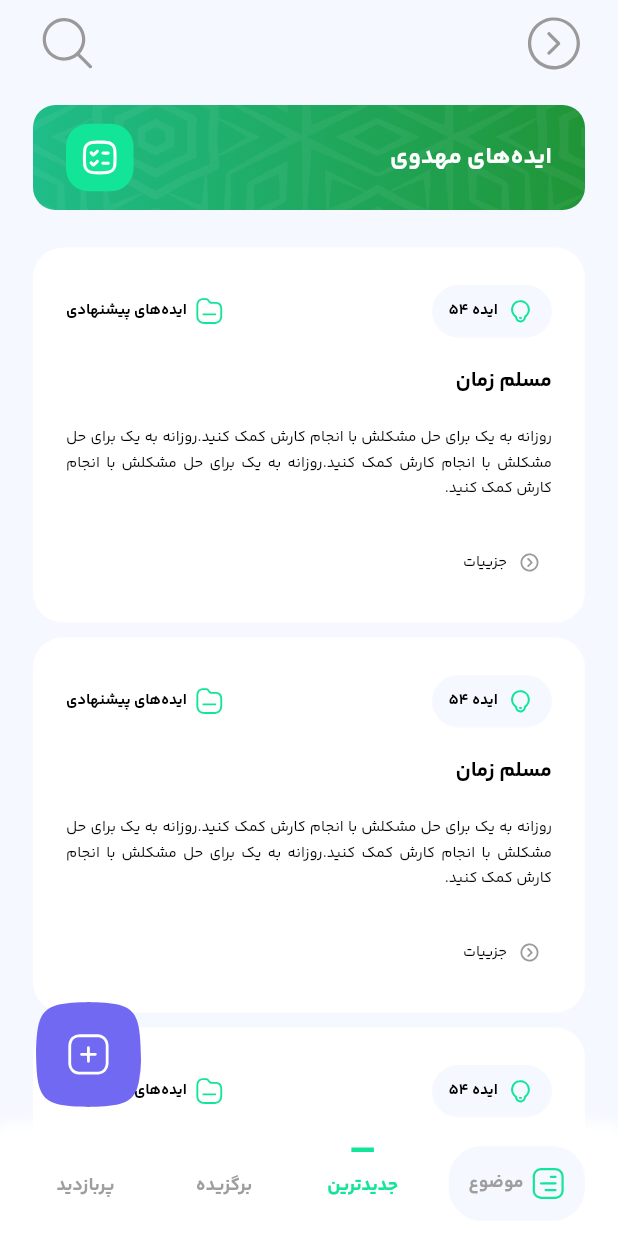
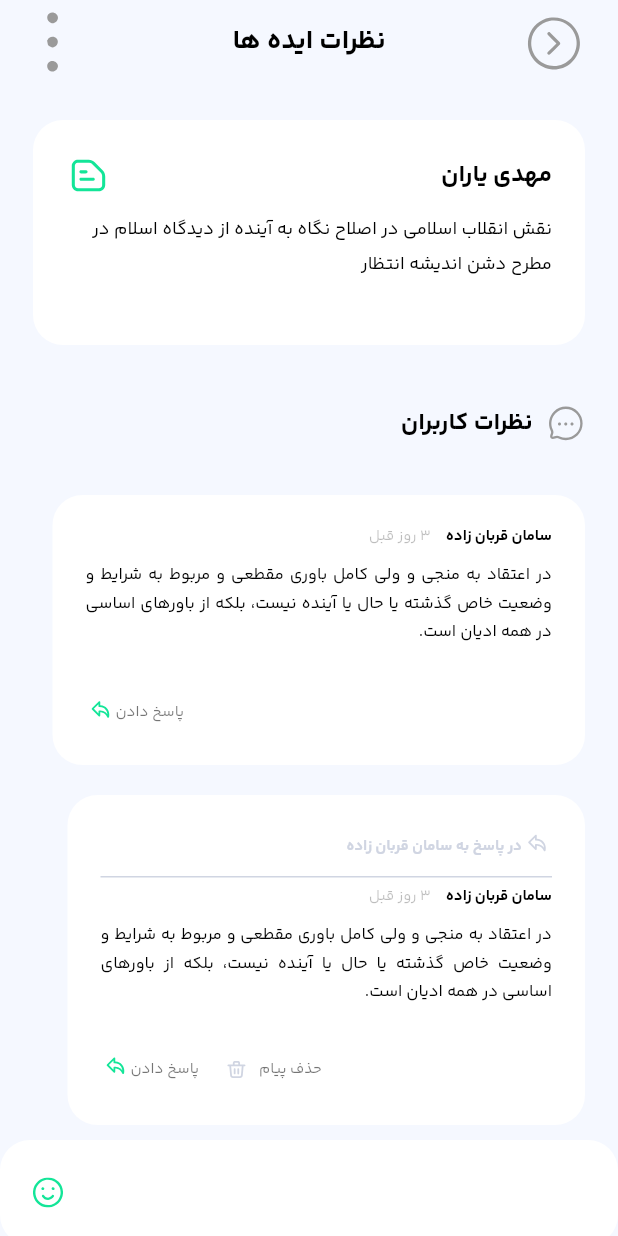
Before and after one commit to HamidrezaTorkamaneh/loginapp, a Flutter app: the screen it shows after launch, on a phone screen of 412 x 824 dp. Run offline on Flutter 3.47's test engine with Material 3 defaults, Android fonts, the phone set to English and light mode, and no system bars; our stand-ins replace dio, flutter_otp_text_field, flutter_svg, hive, pin_code_fields, slide_countdown; accounts and stored records are empty; project files that could hold a hidden picture were left out.

Commit message:
working on comment screen

```diff
--- a/lib/main.dart
+++ b/lib/main.dart
@@ -3,6 +3,7 @@ import 'package:flutter_localizations/flutter_localizations.dart';
 import 'package:loginapp/data/enter_code.dart';
 import 'package:loginapp/screens/enter_code/number_code_screen.dart';
 import 'package:loginapp/screens/ideas/add_idea_screen.dart';
+import 'package:loginapp/screens/ideas/comment_screen.dart';
 import 'package:loginapp/screens/ideas/detail_idea_screen.dart';
 import 'package:loginapp/screens/ideas/mahdavi_idaes_screen.dart';
 import 'package:loginapp/screens/ideas/my_idea_screen.dart';
@@ -82,7 +83,7 @@ class MyApp extends StatelessWidget {
         Locale("fa", "IR"),
       ],
       debugShowCheckedModeBanner: false,
-      home:MahdaviIdeasScreen(),
+      home:CommentScreen(),
     );
   }
 }
--- a/lib/screens/ideas/add_idea_screen.dart
+++ b/lib/screens/ideas/add_idea_screen.dart
@@ -128,7 +128,10 @@ class AddIdeaScreen extends StatelessWidget {
                 ),
               ),
               SizedBox(height: 50),
-              MyButton2(text: 'ارسال ایده', ontap: () {})
+              Padding(
+                padding: const EdgeInsets.symmetric(horizontal: 22),
+                child: MyButton2(text: 'ارسال ایده', ontap: () {}),
+              )
             ],
           ),
         ),
--- /dev/null
+++ b/lib/screens/ideas/comment_screen.dart
@@ -0,0 +1,121 @@
+import 'package:flutter/cupertino.dart';
+import 'package:flutter/material.dart';
+import 'package:flutter/services.dart';
+import 'package:hive/hive.dart';
+import 'package:loginapp/widgets/custom_color.dart';
+import 'package:loginapp/widgets/idea_item4.dart';
+import 'package:loginapp/widgets/reply_item.dart';
+
+
+import '../../widgets/appbar_button.dart';
+import '../../widgets/comment_item.dart';
+import '../../widgets/cusotm_icon.dart';
+import '../../widgets/custom_appbar.dart';
+import '../../widgets/menu_item.dart';
+
+class CommentScreen extends StatelessWidget {
+  const CommentScreen({super.key});
+
+  @override
+  Widget build(BuildContext context) {
+    final ThemeData theme = Theme.of(context);
+    return Scaffold(
+      backgroundColor: CustomColor.backGroundColor,
+      appBar: PreferredSize(
+        child: CustomAppBar(
+          title: 'نظرات ایده ها',
+          centerTitle: true,
+          systemUiOverlayStyle: SystemUiOverlayStyle(
+            statusBarColor: CustomColor.backGroundColor,
+            statusBarIconBrightness: Brightness.dark,
+            systemNavigationBarColor: CustomColor.backGroundColor,
+            systemNavigationBarIconBrightness: Brightness.dark,
+          ),
+          actions: [
+            PopupMenuButton(
+              offset: Offset(45, 0),
+              shape: const RoundedRectangleBorder(
+                borderRadius: BorderRadius.all(
+                  Radius.circular(22),
+                ),
+              ),
+              elevation: 0,
+              child: CircleAvatar(
+                backgroundColor: Colors.transparent,
+                child: CustomIcon(
+                  icon: 'menu',
+                  size: 25,
+                  color: CustomColor.greyColor1,
+                ),
+              ),
+              itemBuilder: (BuildContext context) => <PopupMenuEntry>[
+                PopupMenuItem(
+                  child: MenuItem(
+                    icon: 'home',
+                    text: 'بازگشت به صفحه اصلی',
+                  ),
+                  onTap: () {
+                    Navigator.pop(context);
+                  },
+                ),
+              ],
+            )
+          ],
+          leading: InkWell(
+            onTap: () {
+              Navigator.pop(context);
+            },
+            child: AppbarButton(
+              icon: 'arrow_back_circle',
+              size: 60,
+              color: CustomColor.greyColor1,
+            ),
+          ),
+        ),
+        preferredSize: const Size.fromHeight(70),
+      ),
+      body: Column(
+        mainAxisAlignment: MainAxisAlignment.start,
+        children: [
+          IdeaItem4(),
+          SizedBox(height: 30),
+          Padding(
+            padding: const EdgeInsets.symmetric(horizontal: 22),
+            child: Row(
+              children: [
+                CustomIcon(
+                    icon: 'comment', color: CustomColor.greyColor1, size: 25),
+                SizedBox(width: 10),
+                Text(
+                  'نظرات کاربران',
+                  style: theme.textTheme.bodyText2?.apply(
+                    color: Colors.black,
+                  ),
+                ),
+              ],
+            ),
+          ),
+          SizedBox(height: 25),
+          CommentItem(),
+          ReplyItem(),
+          Container(
+            padding: EdgeInsets.symmetric(horizontal: 22),
+            height: 70,
+            width: double.infinity,
+            decoration: BoxDecoration(
+              borderRadius: BorderRadius.circular(20),
+              color: Colors.white,
+            ),
+            child: Row(
+              mainAxisAlignment: MainAxisAlignment.end,
+              crossAxisAlignment: CrossAxisAlignment.center,
+              children: [
+                CustomIcon(icon: 'emoji', color: CustomColor.greenColor2, size: 20)
+              ],
+            ),
+          )
+        ],
+      ),
+    );
+  }
+}
--- a/lib/screens/ideas/detail_idea_screen.dart
+++ b/lib/screens/ideas/detail_idea_screen.dart
@@ -6,7 +6,7 @@ import 'package:loginapp/widgets/button_item.dart';
 import 'package:loginapp/widgets/custom_color.dart';
 import 'package:loginapp/widgets/header.dart';
 import 'package:loginapp/widgets/idea_item2.dart';
-import 'package:loginapp/widgets/idea_items1.dart';
+
 
 import '../../dialogs/loading_dialog.dart';
 import '../../widgets/appbar_button.dart';
--- a/lib/screens/ideas/mahdavi_idaes_screen.dart
+++ b/lib/screens/ideas/mahdavi_idaes_screen.dart
@@ -12,7 +12,8 @@ import 'package:loginapp/widgets/sort_idea_item.dart';
 
 import '../../widgets/appbar_button.dart';
 import '../../widgets/custom_appbar.dart';
-import '../../widgets/idea_items1.dart';
+import '../../widgets/idea_item1.dart';
+
 
 class MahdaviIdeasScreen extends StatefulWidget {
   const MahdaviIdeasScreen({super.key});
@@ -79,7 +80,7 @@ class _MahdaviIdeasScreenState extends State<MahdaviIdeasScreen> {
                 child: ListView.builder(
                   itemCount: 5,
                   itemBuilder: (context, index) {
-                    return IdeaItems1();
+                    return IdeaItem1();
                   },
                 ),
               ),
--- /dev/null
+++ b/lib/widgets/comment_item.dart
@@ -0,0 +1,66 @@
+import 'package:flutter/cupertino.dart';
+import 'package:flutter/material.dart';
+
+import 'cusotm_icon.dart';
+import 'custom_color.dart';
+
+class CommentItem extends StatelessWidget{
+  const CommentItem({super.key});
+  @override
+  Widget build(BuildContext context) {
+    final ThemeData theme=Theme.of(context);
+    return Container(
+      margin: EdgeInsets.only(left: 35,right: 22, top: 10,bottom: 10),
+      padding: EdgeInsets.symmetric(horizontal: 22, vertical: 22),
+      width: double.infinity,
+      height: 180,
+      decoration: BoxDecoration(
+        borderRadius: BorderRadius.circular(20),
+        color: Colors.white,
+      ),
+      child: Column(
+        children: [
+          Row(
+            children: [
+              Text(
+                'سامان قربان زاده',
+                style: theme.textTheme.headline3?.apply(
+                  fontFamily: 'YB',
+                ),
+              ),
+              SizedBox(width: 10),
+              Text(
+                '۳ روز قبل',
+                style: theme.textTheme.headline3?.apply(
+                  color: Colors.black26,
+                ),
+              ),
+            ],
+          ),
+          SizedBox(height: 10),
+          Text(
+            'در اعتقاد به منجی و ولی کامل باوری مقطعی و مربوط به شرایط و وضعیت خاص گذشته یا حال یا آینده نیست، بلکه از باورهای اساسی در همه ادیان است.',
+            textAlign: TextAlign.justify,
+            style: theme.textTheme.headline3?.apply(
+              fontSizeDelta: 1,
+              heightDelta: 0.5,
+            ),
+          ),
+          Spacer(),
+          Row(
+            mainAxisAlignment: MainAxisAlignment.end,
+            children: [
+              Text('پاسخ دادن',style: theme.textTheme.headline3?.apply(
+                  color: Colors.black54
+              ),),
+              CustomIcon(icon: 'reply', color: CustomColor.greenColor2, size: 20),
+
+
+            ],
+          )
+        ],
+      ),
+    );
+  }
+
+}
--- a/lib/widgets/idea_items1.dart
+++ b/lib/widgets/idea_item1.dart
@@ -5,8 +5,8 @@ import 'package:loginapp/screens/ideas/detail_idea_screen.dart';
 import 'cusotm_icon.dart';
 import 'custom_color.dart';
 
-class IdeaItems1 extends StatelessWidget {
-  const IdeaItems1({super.key});
+class IdeaItem1 extends StatelessWidget {
+  const IdeaItem1({super.key});
 
   @override
   Widget build(BuildContext context) {
--- /dev/null
+++ b/lib/widgets/idea_item4.dart
@@ -0,0 +1,50 @@
+import 'package:flutter/cupertino.dart';
+import 'package:flutter/material.dart';
+
+import 'cusotm_icon.dart';
+import 'custom_color.dart';
+
+class IdeaItem4 extends StatelessWidget{
+  const IdeaItem4({super.key});
+  @override
+  Widget build(BuildContext context) {
+    final ThemeData theme=Theme.of(context);
+    return Container(
+      margin: EdgeInsets.symmetric(horizontal: 22, vertical: 10),
+      padding: EdgeInsets.symmetric(horizontal: 22, vertical: 22),
+      height: 150,
+      width: double.infinity,
+      decoration: BoxDecoration(
+        borderRadius: BorderRadius.circular(20),
+        color: Colors.white,
+      ),
+      child: Column(
+        children: [
+          Row(
+            children: [
+              Text(
+                'مهدی یاران',
+                style: theme.textTheme.bodyText2?.apply(
+                  color: Colors.black,
+                ),
+              ),
+              Spacer(),
+              CustomIcon(
+                  icon: 'list_comment',
+                  color: CustomColor.greenColor2,
+                  size: 30),
+            ],
+          ),
+          SizedBox(height: 10),
+          Text(
+            'نقش انقلاب اسلامی در اصلاح نگاه به آینده از دیدگاه اسلام در مطرح دشن اندیشه انتظار',
+            style: theme.textTheme.headline3
+                ?.apply(heightDelta: 0.7, fontSizeDelta: 2),
+          ),
+        ],
+      ),
+    );
+
+  }
+
+}
--- /dev/null
+++ b/lib/widgets/reply_item.dart
@@ -0,0 +1,96 @@
+import 'package:flutter/cupertino.dart';
+import 'package:flutter/material.dart';
+
+import 'cusotm_icon.dart';
+import 'custom_color.dart';
+
+class ReplyItem extends StatelessWidget{
+  const ReplyItem({super.key});
+  @override
+  Widget build(BuildContext context) {
+    final ThemeData theme=Theme.of(context);
+    return Container(
+      margin: EdgeInsets.only(left: 45, right: 22, top: 10, bottom: 10),
+      padding: EdgeInsets.symmetric(horizontal: 22, vertical: 22),
+      width: double.infinity,
+      height: 220,
+      decoration: BoxDecoration(
+        borderRadius: BorderRadius.circular(20),
+        color: Colors.white,
+      ),
+      child: Column(
+        children: [
+          Row(
+            children: [
+              CustomIcon(
+                  icon: 'reply', color: CustomColor.greyColor2, size: 20),
+              Text(
+                'در پاسخ به سامان قربان زاده',
+                style: theme.textTheme.headline3?.apply(
+                  fontFamily: 'YB',
+                  color: CustomColor.greyColor2,
+                ),
+              ),
+            ],
+          ),
+          Divider(
+            height: 15,
+            color: CustomColor.greyColor2,
+          ),
+          Row(
+            children: [
+              Text(
+                'سامان قربان زاده',
+                style: theme.textTheme.headline3?.apply(
+                  fontFamily: 'YB',
+                ),
+              ),
+              SizedBox(width: 10),
+              Text(
+                '۳ روز قبل',
+                style: theme.textTheme.headline3?.apply(
+                  color: Colors.black26,
+                ),
+              ),
+            ],
+          ),
+          SizedBox(height: 10),
+          Text(
+            'در اعتقاد به منجی و ولی کامل باوری مقطعی و مربوط به شرایط و وضعیت خاص گذشته یا حال یا آینده نیست، بلکه از باورهای اساسی در همه ادیان است.',
+            textAlign: TextAlign.justify,
+            style: theme.textTheme.headline3?.apply(
+              fontSizeDelta: 1,
+              heightDelta: 0.5,
+            ),
+          ),
+          Spacer(),
+          Row(
+            mainAxisAlignment: MainAxisAlignment.end,
+            children: [
+              Text(
+                'حذف پیام',
+                style: theme.textTheme.headline3
+                    ?.apply(color: Colors.black54),
+              ),
+              CustomIcon(
+                  icon: 'delete',
+                  color: CustomColor.greyColor2,
+                  size: 30),
+              SizedBox(width: 10),
+              Text(
+                'پاسخ دادن',
+                style: theme.textTheme.headline3
+                    ?.apply(color: Colors.black54),
+              ),
+              CustomIcon(
+                  icon: 'reply',
+                  color: CustomColor.greenColor2,
+                  size: 20),
+            ],
+          )
+        ],
+      ),
+    );
+  }
+
+}
```
Also changed, not shown: lib/screens/ideas/list_of_topics_screen.dart (added, +98 -0 lines), lib/widgets/button_item.dart (+7 -6 lines), lib/widgets/list_topic_item.dart (added, +55 -0 lines), lib/widgets/sort_idea_item.dart (+30 -18 lines), assets/images/icon_arrow_bottom.svg (added), assets/images/icon_delete.svg (added), assets/images/icon_list_comment.svg (added), assets/images/icon_reply.svg (added), lib/generated/assets.dart.
